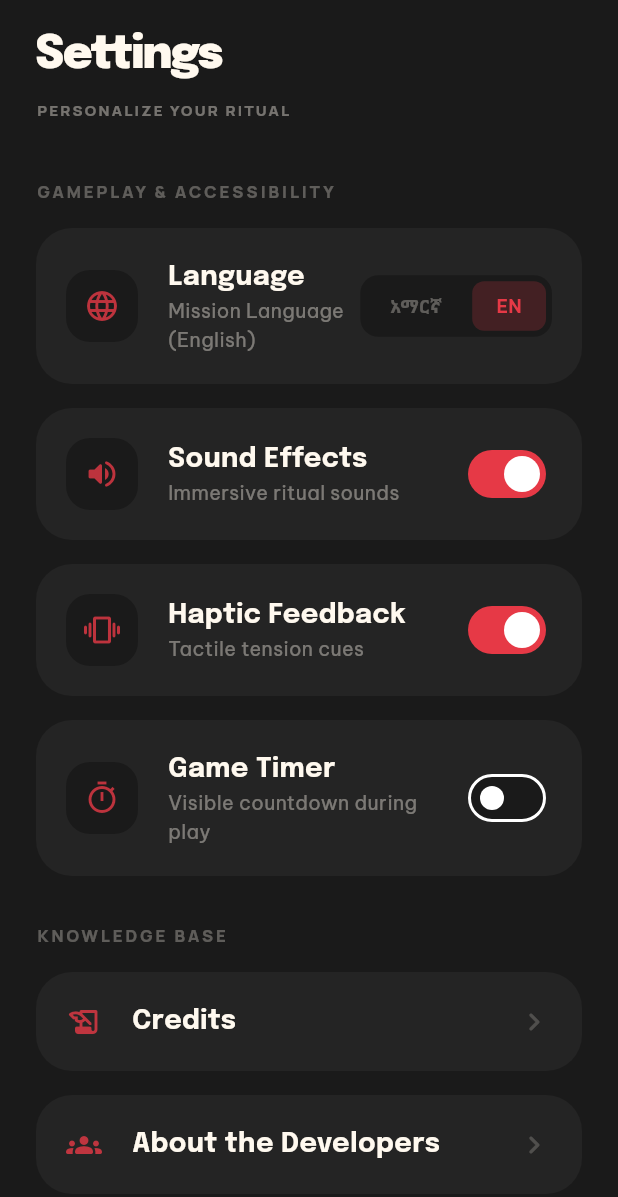
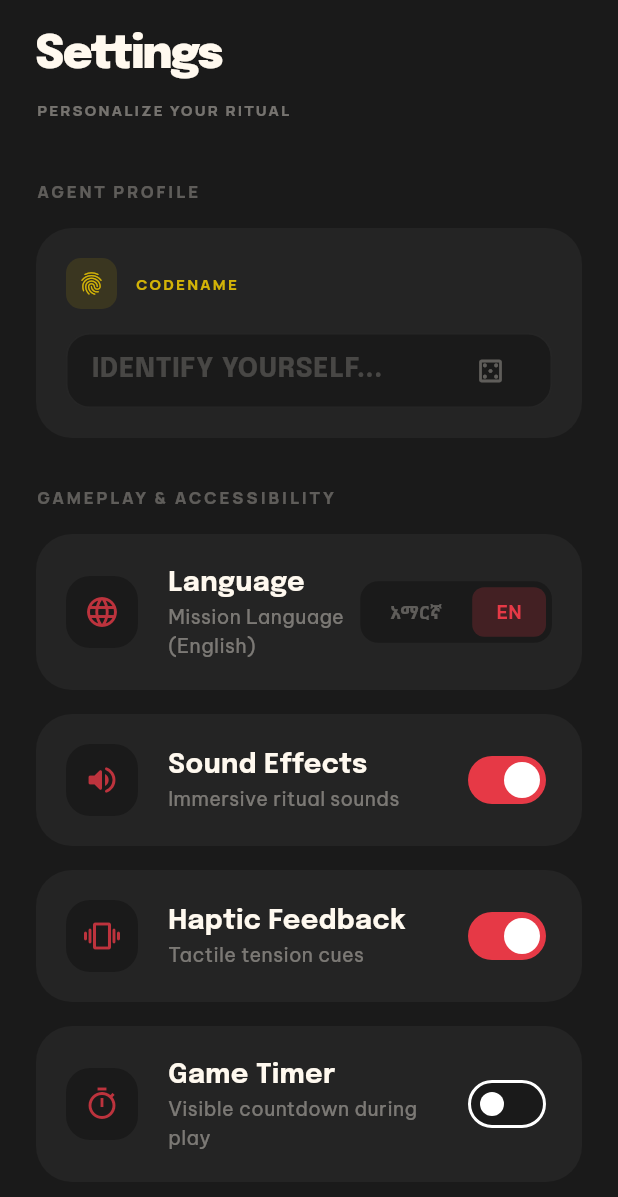
Before and after one commit to nathnael19/hidden_word, a Flutter app: the SettingsPage widget shown alone on an empty page, opened directly, on a phone screen of 412 x 824 dp. Shown: the top 1197 px of the screen. Run offline on Flutter 3.47's test engine with Material 3 defaults, Android fonts, the phone set to English and light mode, and no system bars; our stand-ins replace dartz, equatable, flutter_bloc, get_it, google_fonts, qr_flutter and 3 more; missing offline and left inert: bonsoir, mobile_scanner, network_info_plus; accounts and stored records are empty; statements that could not run were skipped.

Commit message:
Refactor SettingsPage to use StatefulWidget and manage player name with TextEditingController. Added functionality to sync player name changes with SettingsCubit and MultiplayerCubit, enhancing user experience in settings management.

```diff
--- a/lib/features/settings/presentation/pages/settings_page.dart
+++ b/lib/features/settings/presentation/pages/settings_page.dart
@@ -2,18 +2,44 @@ import 'package:flutter/material.dart';
 import 'package:flutter_bloc/flutter_bloc.dart';
 import 'package:google_fonts/google_fonts.dart';
 import 'package:hidden_word/core/style/app_colors.dart';
+import 'package:hidden_word/features/multiplayer/presentation/cubit/multiplayer_cubit.dart';
 import 'package:hidden_word/features/settings/presentation/cubit/settings_cubit.dart';
 import 'package:hidden_word/features/settings/presentation/cubit/settings_state.dart';
 import 'package:hidden_word/l10n/app_localizations.dart';
 
-class SettingsPage extends StatelessWidget {
+class SettingsPage extends StatefulWidget {
   const SettingsPage({super.key});
+
+  @override
+  State<SettingsPage> createState() => _SettingsPageState();
+}
+
+class _SettingsPageState extends State<SettingsPage> {
+  late TextEditingController _nameController;
+
+  @override
+  void initState() {
+    super.initState();
+    final settings = context.read<SettingsCubit>().state;
+    _nameController = TextEditingController(text: settings.playerName);
+  }
+
+  @override
+  void dispose() {
+    _nameController.dispose();
+    super.dispose();
+  }
 
   @override
   Widget build(BuildContext context) {
     final l10n = AppLocalizations.of(context)!;
     return BlocBuilder<SettingsCubit, SettingsState>(
       builder: (context, state) {
+        // Sync controller if name changes from outside (e.g. randomize in settings)
+        if (_nameController.text != state.playerName) {
+          _nameController.text = state.playerName;
+        }
+
         return SafeArea(
           bottom: false,
           child: SingleChildScrollView(
@@ -26,6 +52,10 @@ class SettingsPage extends StatelessWidget {
                   const SizedBox(height: 15),
                   _buildHeader(l10n),
                   const SizedBox(height: 40),
+                  _buildSectionTitle(l10n.agentProfile),
+                  const SizedBox(height: 16),
+                  _buildAgentNameCard(context, state, l10n),
+                  const SizedBox(height: 32),
                   _buildSectionTitle(l10n.gameplayAccessibility),
                   const SizedBox(height: 16),
                   _buildSettingCard(
@@ -286,6 +316,127 @@ class SettingsPage extends StatelessWidget {
     );
   }
 
+  Widget _buildAgentNameCard(
+    BuildContext context,
+    SettingsState state,
+    AppLocalizations l10n,
+  ) {
+    return Container(
+      padding: const EdgeInsets.all(20),
+      decoration: BoxDecoration(
+        color: AppColors.surfaceContainerHigh.withValues(alpha: 0.6),
+        borderRadius: BorderRadius.circular(24),
+      ),
+      child: Column(
+        crossAxisAlignment: CrossAxisAlignment.start,
+        children: [
+          Row(
+            children: [
+              Container(
+                padding: const EdgeInsets.all(8),
+                decoration: BoxDecoration(
+                  color: AppColors.gold.withValues(alpha: 0.1),
+                  borderRadius: BorderRadius.circular(10),
+                ),
+                child: Icon(
+                  Icons.fingerprint_rounded,
+                  color: AppColors.gold.withValues(alpha: 0.8),
+                  size: 18,
+                ),
+              ),
+              const SizedBox(width: 12),
+              Text(
+                l10n.codename,
+                style: GoogleFonts.manrope(
+                  fontSize: 10,
+                  fontWeight: FontWeight.w900,
+                  color: AppColors.gold.withValues(alpha: 0.8),
+                  letterSpacing: 1.5,
+                ),
+              ),
+            ],
+          ),
+          const SizedBox(height: 16),
+          Container(
+            padding: const EdgeInsets.symmetric(horizontal: 16),
+            decoration: BoxDecoration(
+              color: AppColors.obsidian,
+              borderRadius: BorderRadius.circular(16),
+              border: Border.all(color: Colors.white.withValues(alpha: 0.05)),
+            ),
+            child: Row(
+              children: [
+                Expanded(
+                  child: TextField(
+                    controller: _nameController,
+                    style: GoogleFonts.epilogue(
+                      fontSize: 18,
+                      fontWeight: FontWeight.bold,
+                      color: AppColors.onSurface,
+                    ),
+                    onChanged: (val) {
+                      final trimmed = val.trim();
+                      if (trimmed.isNotEmpty) {
+                        context.read<SettingsCubit>().setPlayerName(trimmed);
+                        context.read<MultiplayerCubit>().setPlayerName(trimmed);
+                      }
+                    },
+                    decoration: InputDecoration(
+                      hintText: l10n.identifyYourself,
+                      hintStyle: GoogleFonts.epilogue(
+                        color: AppColors.onSurface.withValues(alpha: 0.2),
+                      ),
+                      border: InputBorder.none,
+                    ),
+                  ),
+                ),
+                IconButton(
+                  onPressed: () {
+                    final names = [
+                      'SHADOW',
+                      'ECHO',
+                      'SILENT',
+                      'SPECTER',
+                      'GHOST',
+                      'VIPER',
+                      'NOVA',
+                      'RAVEN',
+                      'CIPHER',
+                      'ORACLE',
+                    ];
+                    final suffixes = [
+                      'AGENT',
+                      'OPERATOR',
+                      'WALKER',
+                      'BLADE',
+                      'SOUL',
+                      'MIND',
+                    ];
+                    final rand = DateTime.now().millisecond;
+                    final name = names[rand % names.length];
+                    final suffix =
+                        suffixes[(rand ~/ names.length) % suffixes.length];
+                    final id = (rand % 900) + 100;
+                    final newName = '$name $suffix $id';
+
+                    context.read<SettingsCubit>().setPlayerName(newName);
+                    context.read<MultiplayerCubit>().setPlayerName(newName);
+                    // Name change will sync via the build() check
+                  },
+                  icon: Icon(
+                    Icons.casino_outlined,
+                    color: AppColors.onSurface.withValues(alpha: 0.3),
+                    size: 20,
+                  ),
+                ),
+              ],
+            ),
+          ),
+        ],
+      ),
+    );
+  }
+
   Widget _buildSwitch({
     required bool value,
     required ValueChanged<bool> onChanged,
```
